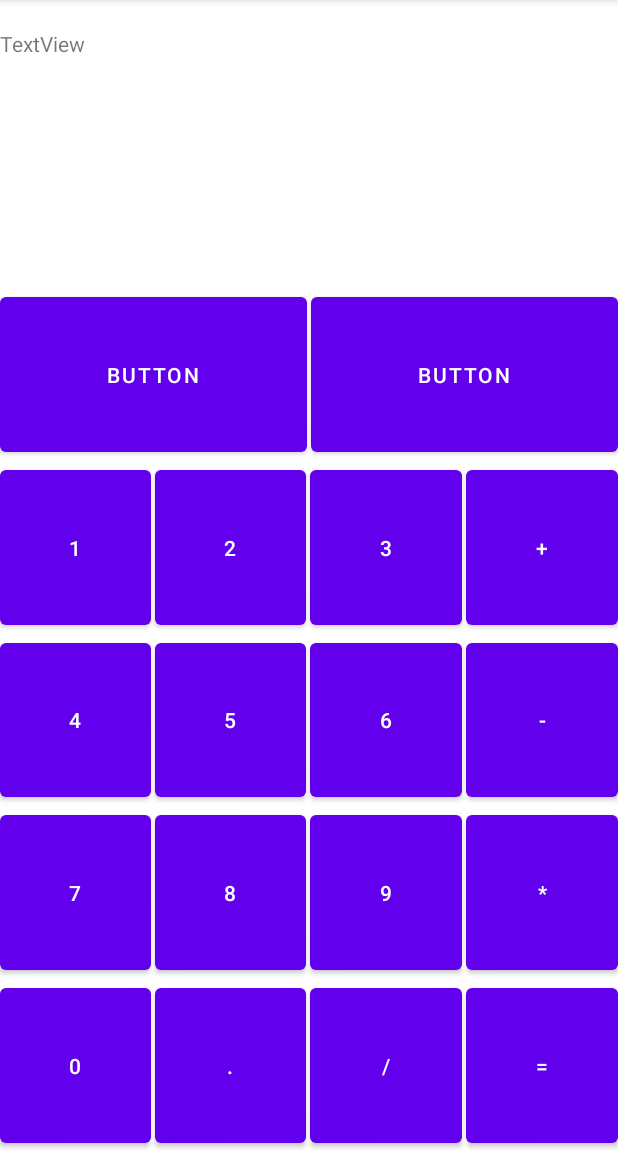
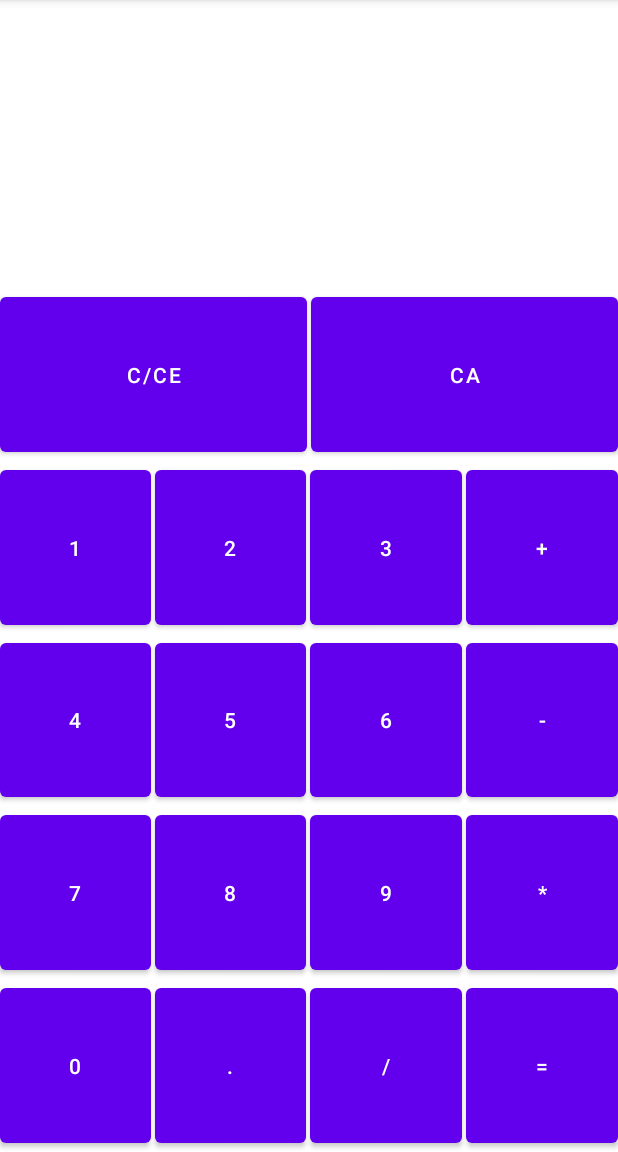
Before and after one commit to mbarancewicz/android-calculator, an Android app: the StandardCalc screen opened directly, with no data from a screen before it, on a phone screen of 412 x 824 dp, the part 84-1236 px from its top. Run offline under Robolectric (Android 15) with nearby library versions, the phone set to English and light mode, and no system bars.

```diff
--- a/app/src/main/res/layout/activity_standard.xml
+++ b/app/src/main/res/layout/activity_standard.xml
@@ -7,10 +7,11 @@
     android:weightSum="1">
 
     <TextView
-        android:id="@+id/textView2"
+        android:id="@+id/display"
         android:layout_width="match_parent"
         android:layout_height="0dp"
-        android:text="TextView"
+        android:text=""
+        android:gravity="right|center_vertical"
         app:layout_constraintBottom_toTopOf="@+id/linearLayout"
         app:layout_constraintEnd_toEndOf="parent"
         app:layout_constraintHeight_percent="0.2"
@@ -33,7 +34,8 @@
             android:layout_height="match_parent"
             android:layout_weight="1"
             android:layout_marginEnd="1.5dp"
-            android:text="Button" />
+            android:onClick="clear"
+            android:text="C/CE" />
 
         <Button
             android:id="@+id/button12"
@@ -41,7 +43,8 @@
             android:layout_height="match_parent"
             android:layout_weight="1"
             android:layout_marginStart="1.5dp"
-            android:text="Button" />
+            android:text="CA"
+            android:onClick="clearAll"/>
 
     </LinearLayout>
 
@@ -61,6 +64,8 @@
             android:layout_height="match_parent"
             android:layout_weight="1"
             android:layout_marginEnd="1.5dp"
+            android:tag="1"
+            android:onClick="insertNumber"
             android:text="1" />
 
         <Button
@@ -70,6 +75,8 @@
             android:layout_weight="1"
             android:layout_marginStart="1.5dp"
             android:layout_marginEnd="1.5dp"
+            android:tag="2"
+            android:onClick="insertNumber"
             android:text="2" />
 
         <Button
@@ -79,6 +86,8 @@
             android:layout_weight="1"
             android:layout_marginStart="1.5dp"
             android:layout_marginEnd="1.5dp"
+            android:tag="3"
+            android:onClick="insertNumber"
             android:text="3" />
 
         <Button
@@ -87,6 +96,8 @@
             android:layout_height="match_parent"
             android:layout_weight="1"
             android:layout_marginStart="1.5dp"
+            android:tag="+"
+            android:onClick="evaluate"
             android:text="+" />
 
     </LinearLayout>
@@ -107,6 +118,8 @@
             android:layout_height="match_parent"
             android:layout_weight="1"
             android:layout_marginEnd="1.5dp"
+            android:tag="4"
+            android:onClick="insertNumber"
             android:text="4" />
 
         <Button
@@ -116,6 +129,8 @@
             android:layout_weight="1"
             android:layout_marginStart="1.5dp"
             android:layout_marginEnd="1.5dp"
+            android:tag="5"
+            android:onClick="insertNumber"
             android:text="5" />
 
         <Button
@@ -125,6 +140,8 @@
             android:layout_weight="1"
             android:layout_marginStart="1.5dp"
             android:layout_marginEnd="1.5dp"
+            android:tag="6"
+            android:onClick="insertNumber"
             android:text="6" />
 
         <Button
@@ -133,6 +150,8 @@
             android:layout_height="match_parent"
             android:layout_weight="1"
             android:layout_marginStart="1.5dp"
+            android:tag="-"
+            android:onClick="evaluate"
             android:text="-" />
     </LinearLayout>
 
@@ -152,6 +171,8 @@
             android:layout_height="match_parent"
             android:layout_weight="1"
             android:layout_marginEnd="1.5dp"
+            android:tag="7"
+            android:onClick="insertNumber"
             android:text="7" />
 
         <Button
@@ -161,6 +182,8 @@
             android:layout_weight="1"
             android:layout_marginStart="1.5dp"
             android:layout_marginEnd="1.5dp"
+            android:tag="8"
+            android:onClick="insertNumber"
             android:text="8" />
 
         <Button
@@ -170,6 +193,8 @@
             android:layout_weight="1"
             android:layout_marginStart="1.5dp"
             android:layout_marginEnd="1.5dp"
+            android:tag="9"
+            android:onClick="insertNumber"
             android:text="9" />
 
         <Button
@@ -178,6 +203,8 @@
             android:layout_height="match_parent"
             android:layout_weight="1"
             android:layout_marginStart="1.5dp"
+            android:tag="*"
+            android:onClick="evaluate"
             android:text="*" />
 
     </LinearLayout>
@@ -198,6 +225,8 @@
             android:layout_height="match_parent"
             android:layout_weight="1"
             android:layout_marginEnd="1.5dp"
+            android:tag="0"
+            android:onClick="insertNumber"
             android:text="0" />
 
         <Button
@@ -207,6 +236,8 @@
             android:layout_weight="1"
             android:layout_marginStart="1.5dp"
             android:layout_marginEnd="1.5dp"
+            android:tag="."
+            android:onClick="insertNumber"
             android:text="." />
 
         <Button
@@ -216,6 +247,8 @@
             android:layout_weight="1"
             android:layout_marginStart="1.5dp"
             android:layout_marginEnd="1.5dp"
+            android:tag="/"
+            android:onClick="evaluate"
             android:text="/" />
 
         <Button
@@ -224,6 +257,8 @@
             android:layout_height="match_parent"
             android:layout_weight="1"
             android:layout_marginStart="1.5dp"
+            android:tag="="
+            android:onClick="evaluate"
             android:text="=" />
     </LinearLayout>
 
```
Also changed, not shown: app/src/main/java/com/example/calculator/StandardCalc.kt (+38 -1 lines).
